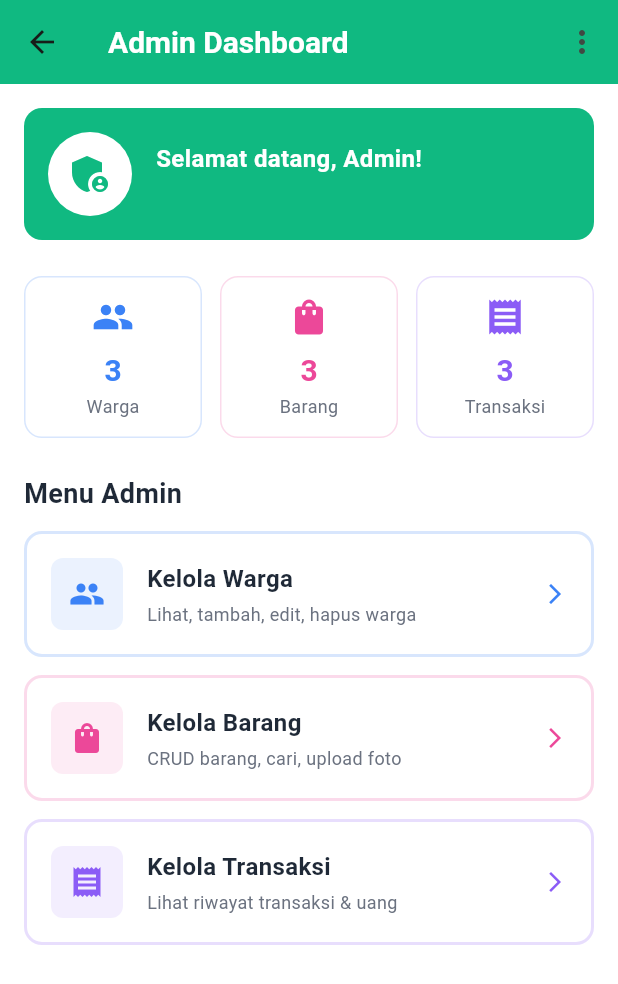
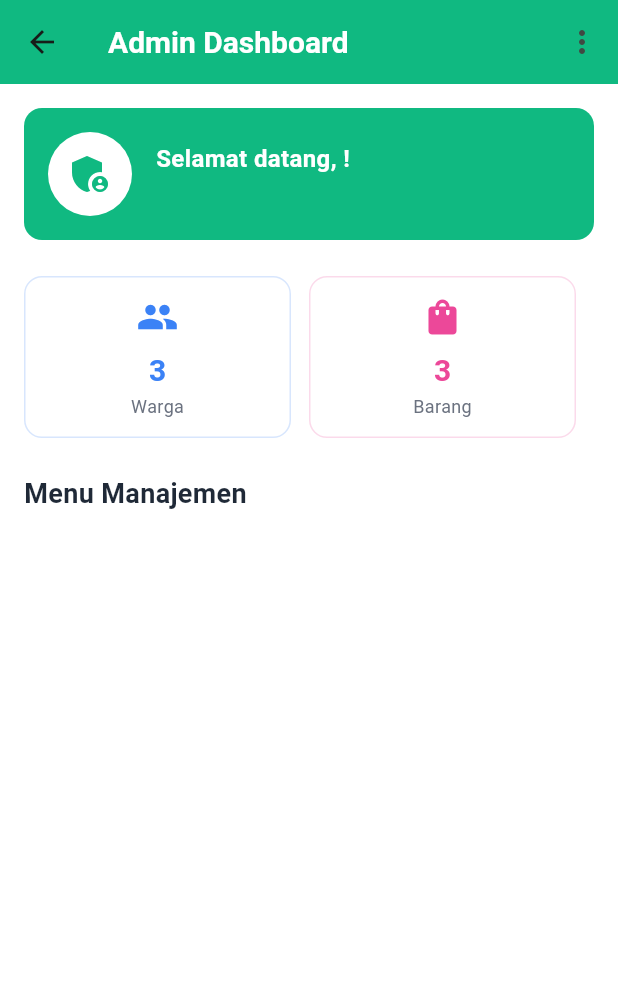
Before and after one commit to evanparisya/parisy_app, a Flutter app: the AdminDashboardScreen screen opened directly, on a phone screen of 412 x 824 dp. Shown: the top 984 px of the screen. Run offline on Flutter 3.47's test engine with Material 3 defaults, Android fonts, the phone set to English and light mode, and no system bars; our stand-ins replace dio, image_picker; accounts and stored records are empty; Roboto replaces fonts that are missing (Poppins).

Commit message:
feat:rt&rw

```diff
--- a/lib/features/admin/screens/admin_dashboard_screen.dart
+++ b/lib/features/admin/screens/admin_dashboard_screen.dart
@@ -22,12 +22,21 @@ class _AdminDashboardScreenState extends State<AdminDashboardScreen> {
     Future.microtask(() {
       context.read<AdminController>().loadUsers();
       context.read<AdminController>().loadProducts();
+      // Transaksi hanya diload jika admin penuh
+      final role = context.read<AuthController>().currentUser?.role;
+      if (role == 'ADMIN') {
         context.read<AdminController>().loadTransactions();
+      }
     });
   }
 
   @override
   Widget build(BuildContext context) {
+    final currentUser = context.read<AuthController>().currentUser;
+    final role = currentUser?.role;
+    final isFullAdmin = role == 'ADMIN';
+    final isRTRW = role == 'RT' || role == 'RW';
+
     return Scaffold(
       backgroundColor: Color(AppColors.neutralWhite),
       appBar: AppBar(
@@ -69,9 +78,7 @@ class _AdminDashboardScreenState extends State<AdminDashboardScreen> {
           crossAxisAlignment: CrossAxisAlignment.start,
           children: [
             // Welcome section
-            Consumer<AuthController>(
-              builder: (context, authController, _) {
-                return Container(
+            Container(
               padding: EdgeInsets.all(16),
               decoration: BoxDecoration(
                 color: Color(AppColors.primaryGreen),
@@ -97,7 +104,7 @@ class _AdminDashboardScreenState extends State<AdminDashboardScreen> {
                       crossAxisAlignment: CrossAxisAlignment.start,
                       children: [
                         Text(
-                              'Selamat datang, Admin!',
+                          'Selamat datang, ${role ?? 'Pengguna'}!',
                           style: TextStyle(
                             color: Color(AppColors.neutralWhite),
                             fontSize: 16,
@@ -105,7 +112,7 @@ class _AdminDashboardScreenState extends State<AdminDashboardScreen> {
                           ),
                         ),
                         Text(
-                              authController.currentUser?.name ?? 'Admin',
+                          currentUser?.name ?? 'Pengguna',
                           style: TextStyle(
                             color: Color(AppColors.neutralWhite),
                             fontSize: 14,
@@ -116,8 +123,6 @@ class _AdminDashboardScreenState extends State<AdminDashboardScreen> {
                   ),
                 ],
               ),
-                );
-              },
             ),
             SizedBox(height: 24),
 
@@ -144,6 +149,8 @@ class _AdminDashboardScreenState extends State<AdminDashboardScreen> {
                       ),
                     ),
                     SizedBox(width: 12),
+                    // Hanya tampilkan Total Transaksi jika Admin Penuh
+                    if (isFullAdmin)
                       Expanded(
                         child: _StatisticCard(
                           title: 'Transaksi',
@@ -160,7 +167,7 @@ class _AdminDashboardScreenState extends State<AdminDashboardScreen> {
 
             // Admin Menu section
             Text(
-              'Menu Admin',
+              'Menu ${isFullAdmin ? 'Admin' : 'Manajemen'}',
               style: TextStyle(
                 fontSize: 18,
                 fontWeight: FontWeight.bold,
@@ -169,11 +176,14 @@ class _AdminDashboardScreenState extends State<AdminDashboardScreen> {
             ),
             SizedBox(height: 12),
 
-            // Admin menu items
+            // Kelola Warga (Read access for RT/RW)
+            if (isFullAdmin || isRTRW)
               _AdminMenuButton(
                 icon: Icons.people,
                 title: 'Kelola Warga',
-              subtitle: 'Lihat, tambah, edit, hapus warga',
+                subtitle: isFullAdmin
+                    ? 'Lihat, tambah, edit, hapus warga'
+                    : 'Lihat data warga (Read Only)',
                 color: 0xFF3B82F6,
                 onTap: () {
                   Navigator.push(
@@ -184,9 +194,11 @@ class _AdminDashboardScreenState extends State<AdminDashboardScreen> {
               ),
             SizedBox(height: 12),
 
+            // Kelola Barang (CRUD access for RT/RW)
+            if (isFullAdmin || isRTRW)
               _AdminMenuButton(
                 icon: Icons.shopping_bag,
-              title: 'Kelola Barang',
+                title: 'Kelola Barang Jual Beli',
                 subtitle: 'CRUD barang, cari, upload foto',
                 color: 0xFFEC4899,
                 onTap: () {
@@ -200,6 +212,8 @@ class _AdminDashboardScreenState extends State<AdminDashboardScreen> {
               ),
             SizedBox(height: 12),
 
+            // Kelola Transaksi (Only for Admin)
+            if (isFullAdmin)
               _AdminMenuButton(
                 icon: Icons.receipt,
                 title: 'Kelola Transaksi',
--- a/lib/features/auth/models/user_model.dart
+++ b/lib/features/auth/models/user_model.dart
@@ -6,6 +6,7 @@ class UserModel {
   final String? phone;
   final String? address;
   final DateTime? createdAt;
+  final String? role; // [WAJIB: Field role]
 
   UserModel({
     required this.id,
@@ -14,6 +15,7 @@ class UserModel {
     this.phone,
     this.address,
     this.createdAt,
+    this.role,
   });
 
   factory UserModel.fromJson(Map<String, dynamic> json) {
@@ -26,6 +28,7 @@ class UserModel {
       createdAt: json['created_at'] != null
           ? DateTime.parse(json['created_at'].toString())
           : null,
+      role: json['role'],
     );
   }
 
@@ -37,6 +40,7 @@ class UserModel {
       'phone': phone,
       'address': address,
       'created_at': createdAt?.toIso8601String(),
+      'role': role,
     };
   }
 
@@ -47,6 +51,7 @@ class UserModel {
     String? phone,
     String? address,
     DateTime? createdAt,
+    String? role,
   }) {
     return UserModel(
       id: id ?? this.id,
@@ -55,6 +60,7 @@ class UserModel {
       phone: phone ?? this.phone,
       address: address ?? this.address,
       createdAt: createdAt ?? this.createdAt,
+      role: role ?? this.role,
     );
   }
 }
--- a/pubspec.yaml
+++ b/pubspec.yaml
@@ -48,7 +48,7 @@ dependencies:
   image_picker: ^1.0.4
 
   # Camera Plugin (untuk real-time camera)
-  camera: ^0.10.5+5
+  camera: ^0.11.0
 
   # Http Client (alternative)
   http: ^1.1.0
```
Also changed, not shown: lib/features/admin/screens/admin_users_screen.dart (+21 -3 lines), lib/features/auth/services/auth_service.dart (+65 -11 lines), lib/main.dart (+19 -39 lines), pubspec.lock. Lines whose indentation alone changed are shown as unchanged.
